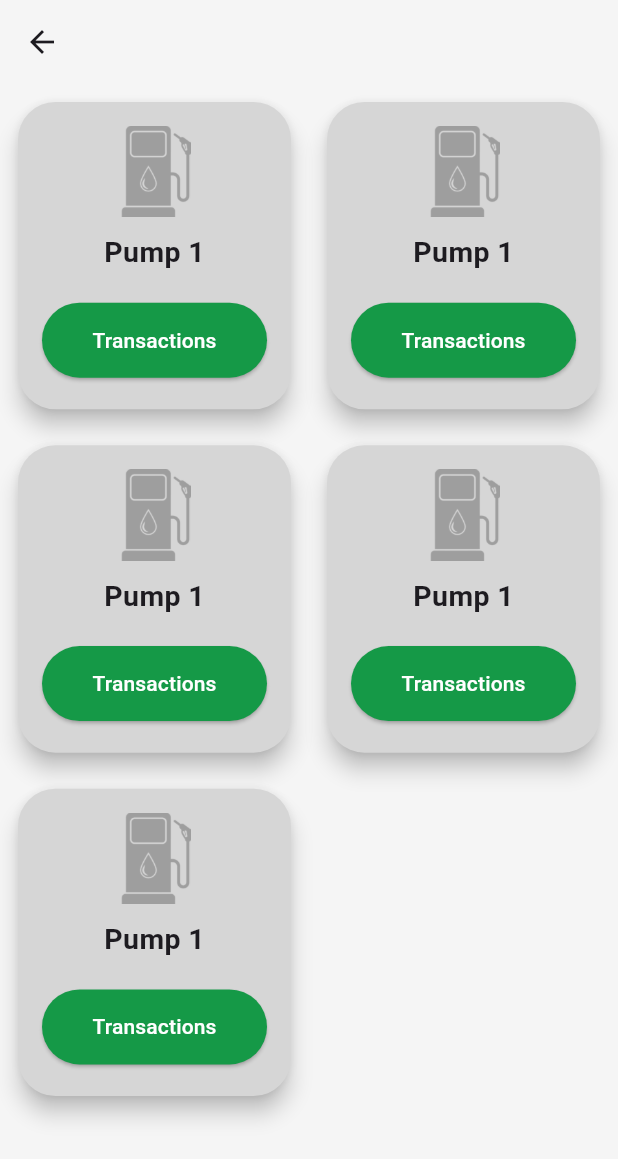
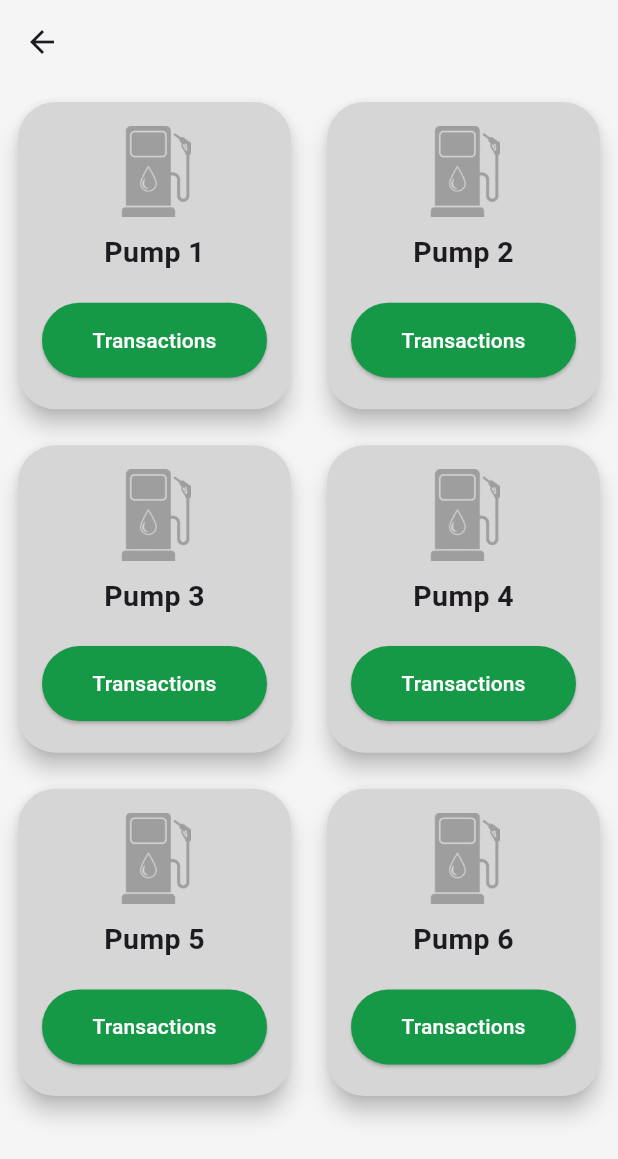
Before and after one commit to Gee-gee4/petrol_app, a Flutter app: the FuelPage screen opened directly, on a phone screen of 412 x 824 dp. Shown: the top 1159 px of the screen. Run offline on Flutter 3.47's test engine with Material 3 defaults, Android fonts, the phone set to English and light mode, and no system bars; our stand-ins replace curved_navigation_bar, shared_preferences; accounts and stored records are empty.

Commit message:
added a pump model

```diff
--- /dev/null
+++ b/lib/model/pump_model.dart
@@ -0,0 +1,14 @@
+class PumpModel {
+  final String pumpName;
+  final String pumpId;
+
+  PumpModel({required this.pumpName, required this.pumpId});
+}
+final List<PumpModel> pumps = [
+  PumpModel(pumpName: "Pump 1", pumpId: "001"),
+  PumpModel(pumpName: "Pump 2", pumpId: "002"),
+  PumpModel(pumpName: "Pump 3", pumpId: "003"),
+  PumpModel(pumpName: "Pump 4", pumpId: "004"),
+  PumpModel(pumpName: "Pump 5", pumpId: "005"),
+  PumpModel(pumpName: "Pump 6", pumpId: "006"),
+];
--- a/lib/pages/fuel_page.dart
+++ b/lib/pages/fuel_page.dart
@@ -1,4 +1,5 @@
 import 'package:flutter/material.dart';
+import 'package:petrol_app/model/pump_model.dart';
 import 'package:petrol_app/widgets/pump_card.dart';
 
 class FuelPage extends StatelessWidget {
@@ -9,12 +10,9 @@ class FuelPage extends StatelessWidget {
     return Scaffold(
       extendBody: true,
       backgroundColor: Colors.grey[100],
-      appBar: AppBar(
-        elevation: 0,
-        backgroundColor: Colors.transparent,
-      ),
+      appBar: AppBar(elevation: 0, backgroundColor: Colors.transparent),
       body: GridView.builder(
-        itemCount: 5,
+        itemCount: pumps.length,
         gridDelegate: SliverGridDelegateWithFixedCrossAxisCount(
           crossAxisCount: 2,
           childAspectRatio: 0.9,
@@ -22,7 +20,7 @@ class FuelPage extends StatelessWidget {
           // mainAxisSpacing: 5,
         ),
         itemBuilder: (context, index) {
-          return Padding(padding: const EdgeInsets.all(8.0), child: PumpCard());
+          return Padding(padding: const EdgeInsets.all(8.0), child: PumpCard(pump: pumps[index],));
         },
       ),
     );
--- a/lib/pages/settings_page.dart
+++ b/lib/pages/settings_page.dart
@@ -77,15 +77,16 @@ class _SettingsPageState extends State<SettingsPage> {
                 stationIdKey,
                 _stationIdTextController.text,
               );
-              // //show a snackbar
-              // ScaffoldMessenger.of(context).showSnackBar(
-              //   SnackBar(shape: RoundedRectangleBorder(borderRadius: BorderRadius.circular(12)),
-              //     backgroundColor: Colors.green[400],
-              //     content: Text('Saved successfully!',),
-              //     duration: Duration(seconds: 2),
-              //     behavior: SnackBarBehavior.floating,
-              //   ),
-              // );
+
+              //show a snackbar
+              ScaffoldMessenger.of(context).showSnackBar(
+                SnackBar(shape: RoundedRectangleBorder(borderRadius: BorderRadius.circular(12)),
+                  backgroundColor: Colors.green[400],
+                  content: Text('Saved successfully!',),
+                  duration: Duration(seconds: 2),
+                  behavior: SnackBarBehavior.floating,
+                ),
+              );
             }, 'Save'),
           ],
         ),
--- a/lib/widgets/pump_card.dart
+++ b/lib/widgets/pump_card.dart
@@ -1,9 +1,11 @@
 import 'package:flutter/material.dart';
+import 'package:petrol_app/model/pump_model.dart';
 import 'package:petrol_app/pages/transaction_page.dart';
 import 'package:petrol_app/widgets/reusable_widgets.dart';
 
 class PumpCard extends StatelessWidget {
-  const PumpCard({super.key});
+   final PumpModel pump;
+  const PumpCard({super.key, required this.pump});
 
   @override
   Widget build(BuildContext context) {
@@ -26,7 +28,7 @@ class PumpCard extends StatelessWidget {
               ),
               SizedBox(height: 10),
               Text(
-                'Pump 1',
+                pump.pumpName,
                 style: TextStyle(fontWeight: FontWeight.bold, fontSize: 19),
               ),
               SizedBox(height: 20),
--- a/pubspec.yaml
+++ b/pubspec.yaml
@@ -35,7 +35,7 @@ dependencies:
   # Use with the CupertinoIcons class for iOS style icons.
   cupertino_icons: ^1.0.8
   curved_navigation_bar:
-  shared_preferences:
+  shared_preferences: ^2.5.3
 
 dev_dependencies:
   flutter_test:
```
